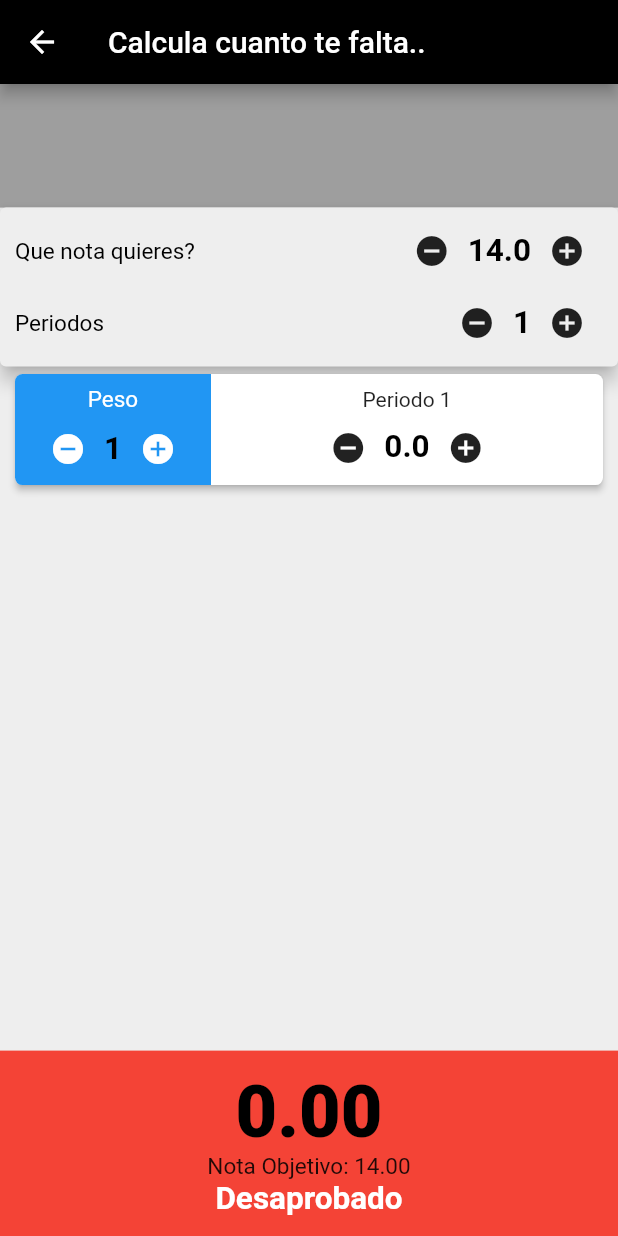
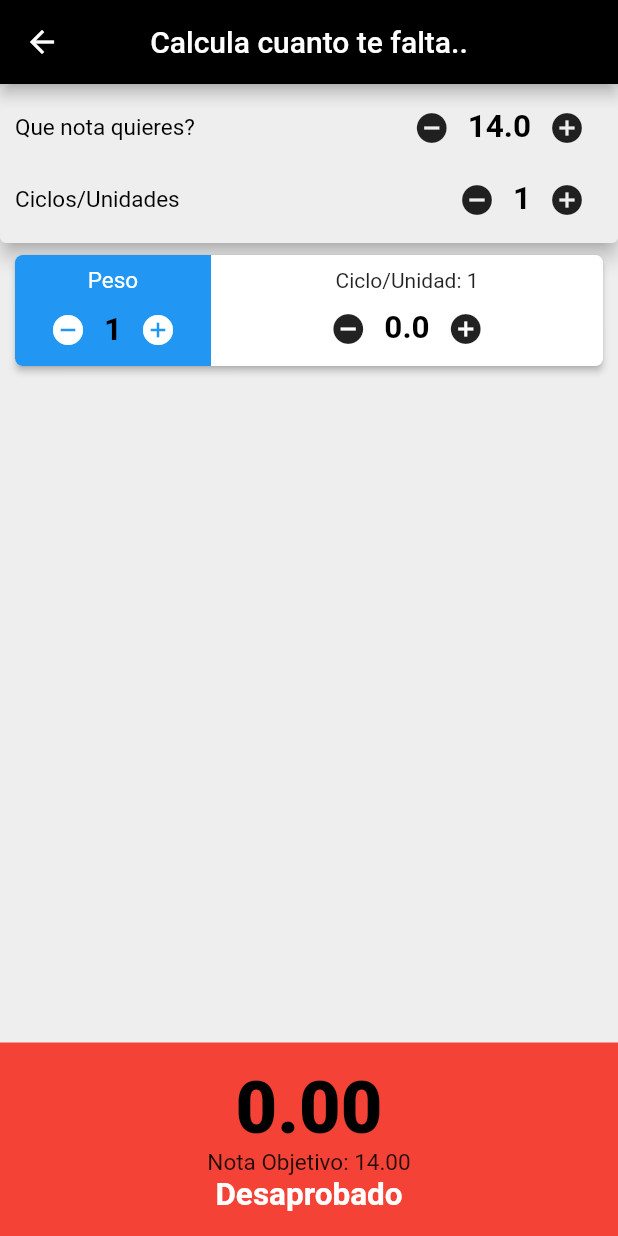
Before and after one commit to llsonyll/cuantomefalta, a Flutter app: the screen it shows after launch, after a tap on "Iniciar", on a phone screen of 412 x 824 dp. Run offline on Flutter 3.47's test engine with Material 2 defaults, Android fonts, the light colour scheme and no system bars; our stand-ins replace flutter_bloc.

Commit message:
First release play-store version

```diff
--- a/lib/UI/home/home_cuanto_me_falta.dart
+++ b/lib/UI/home/home_cuanto_me_falta.dart
@@ -11,7 +11,7 @@ class HomeCuantoMeFalta extends StatelessWidget {
 
   @override
   Widget build(BuildContext context) {
-    final size = MediaQuery.of(context).size;
+    // final size = MediaQuery.of(context).size;
 
     return MultiBlocProvider(
       providers: [
@@ -30,15 +30,16 @@ class HomeCuantoMeFalta extends StatelessWidget {
                 appBar: AppBar(
                   title: Text('Calcula cuanto te falta..'),
                   backgroundColor: Colors.black,
+                  centerTitle: true,
                 ),
                 body: Column(
                   crossAxisAlignment: CrossAxisAlignment.stretch,
                   children: [
-                    Container(
-                      width: double.infinity,
-                      height: size.height * .1,
-                      color: Colors.grey,
-                    ),
+                    // Container(
+                    //   width: double.infinity,
+                    //   height: size.height * .1,
+                    //   color: Colors.grey,
+                    // ),
                     Card(
                       elevation: 5.0,
                       margin: const EdgeInsets.all(0),
@@ -86,7 +87,7 @@ class HomeCuantoMeFalta extends StatelessWidget {
                               mainAxisAlignment: MainAxisAlignment.spaceBetween,
                               children: [
                                 Text(
-                                  'Periodos',
+                                  'Ciclos/Unidades',
                                   style: textos.copyWith(color: Colors.black),
                                 ),
                                 Row(
@@ -120,6 +121,7 @@ class HomeCuantoMeFalta extends StatelessWidget {
                         ),
                       ),
                     ),
+                    // const SizedBox(height: 10.0),
                     Expanded(
                       child: ListView.builder(
                         itemCount: listaPeriodos.length,
@@ -127,7 +129,7 @@ class HomeCuantoMeFalta extends StatelessWidget {
                           final Periodo periodo = listaPeriodos[index];
                           return Card(
                             margin: const EdgeInsets.symmetric(
-                                horizontal: 10.0, vertical: 5.0),
+                                horizontal: 10.0, vertical: 8.0),
                             shape: RoundedRectangleBorder(
                               borderRadius: BorderRadius.circular(borderRadius),
                             ),
@@ -203,7 +205,7 @@ class HomeCuantoMeFalta extends StatelessWidget {
                                     padding: const EdgeInsets.only(top: 8.0),
                                     child: Column(
                                       children: [
-                                        Text('Periodo ${periodo.id + 1}'),
+                                        Text('Ciclo/Unidad: ${periodo.id + 1}'),
                                         Row(
                                           mainAxisSize: MainAxisSize.min,
                                           crossAxisAlignment:
@@ -249,8 +251,8 @@ class HomeCuantoMeFalta extends StatelessWidget {
                       ),
                     ),
                     Container(
+                      padding: const EdgeInsets.symmetric(vertical: 15.0),
                       width: double.infinity,
-                      height: size.height * .15,
                       color: aprobadoDesaprobado ? Colors.green : Colors.red,
                       child: Center(
                         child: Column(
--- a/lib/UI/start/start.dart
+++ b/lib/UI/start/start.dart
@@ -17,7 +17,7 @@ class Home extends StatelessWidget {
         children: [
           Container(
             height: size.height * .2,
-            color: Colors.grey,
+            color: Colors.transparent,
           ),
           const SizedBox(height: 20),
           Icon(Icons.gamepad_rounded, size: 100.0, color: Colors.white),
@@ -45,12 +45,15 @@ class Home extends StatelessWidget {
                     builder: (context) => HomeCuantoMeFalta()));
               },
               child: Text('Iniciar'),
+              style: ButtonStyle(
+                backgroundColor: MaterialStateProperty.all<Color>(Colors.green),
+              ),
             ),
           ),
           const SizedBox(height: 20),
           Expanded(
             child: Container(
-              color: Colors.grey,
+              color: Colors.transparent,
             ),
           ),
         ],
```
Also changed, not shown: pubspec.yaml (+7 -0 lines), assets/icon/LaunchImage.png (added), assets/icon/LaunchImage@2x.png (added), assets/icon/LaunchImage@3x.png (added), assets/icon/movie-icon.png (added), pubspec.lock, 33 other files.
